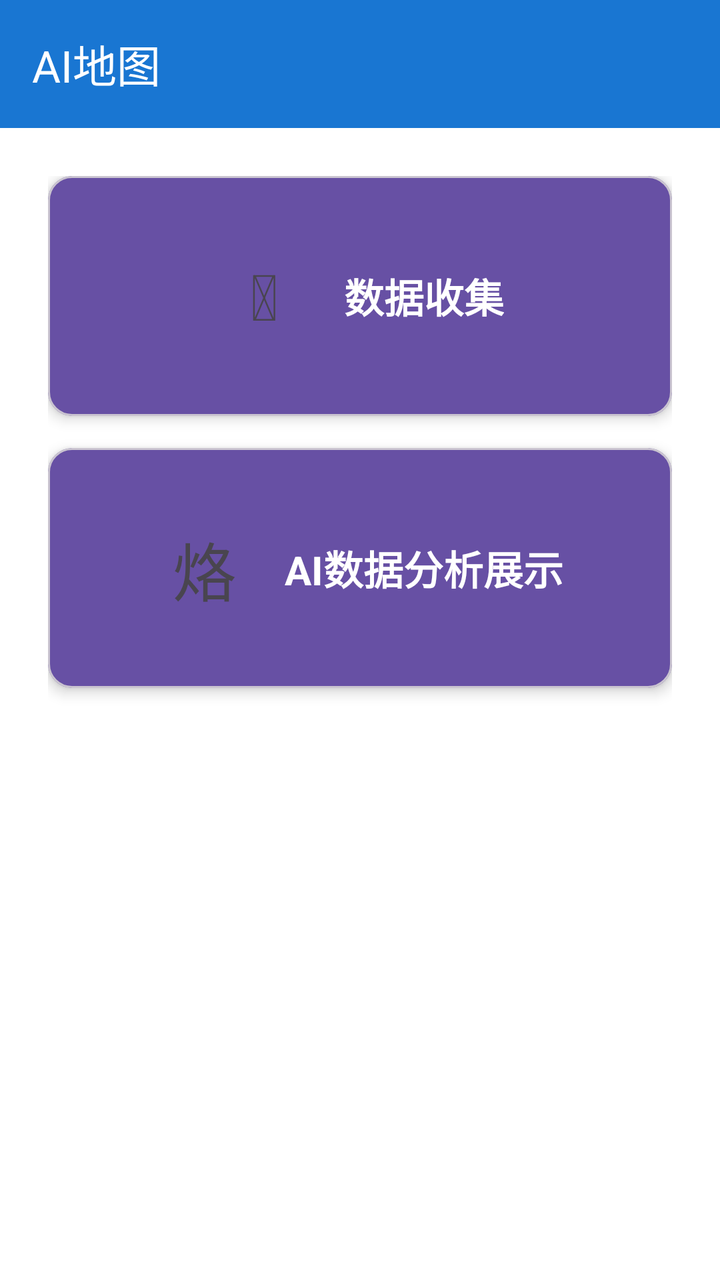
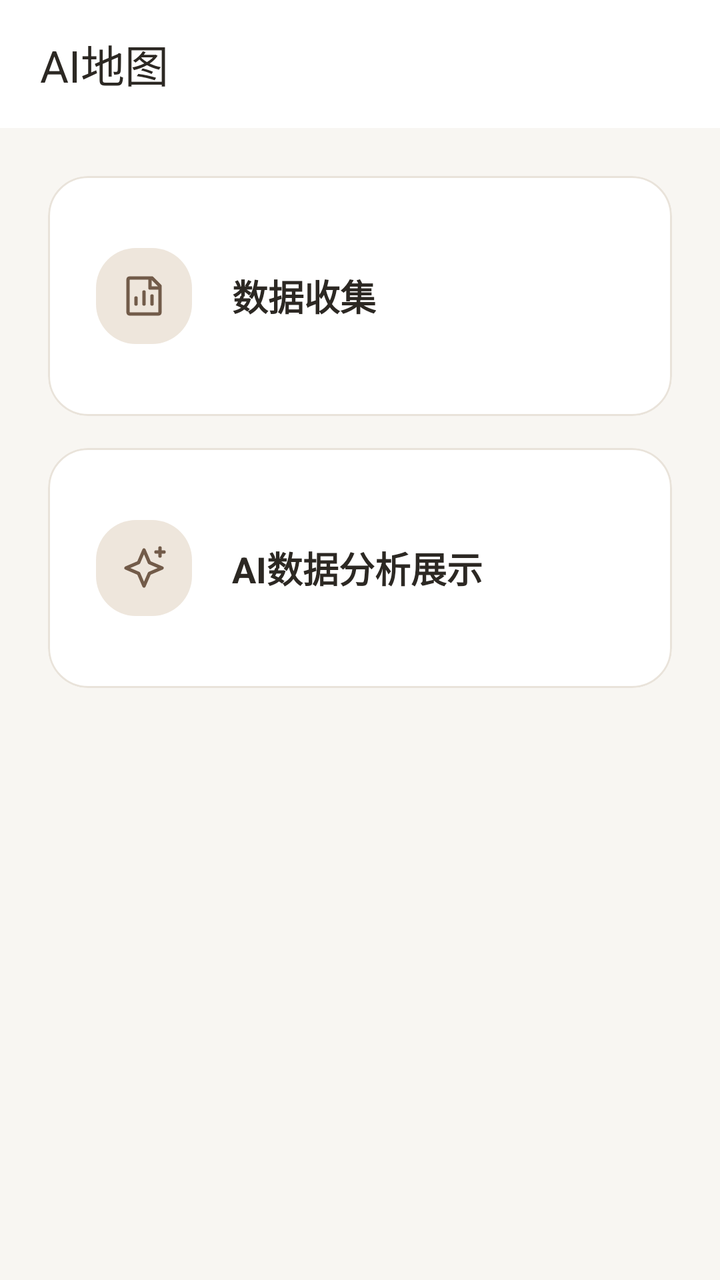

An Android layout rendered at two revisions. The XML below is the earlier revision; the diff shows what the commit changed to produce the second picture.
<!-- AndroidManifest.xml: application theme Theme.Project_Pandora -->
<!-- res/layout/fragment_aimap.xml -->
<?xml version="1.0" encoding="utf-8"?>
<layout xmlns:android="http://schemas.android.com/apk/res/android"
    xmlns:app="http://schemas.android.com/apk/res-auto">

    <data>

    </data>

    <androidx.constraintlayout.widget.ConstraintLayout
        android:layout_width="match_parent"
        android:layout_height="match_parent"
        android:background="@color/color_bg_page">

        <com.google.android.material.appbar.MaterialToolbar
            android:id="@+id/toolbar"
            android:layout_width="match_parent"
            android:layout_height="wrap_content"
            android:background="?attr/colorPrimary"
            app:title="AI地图"
            app:titleTextColor="@android:color/white"
            app:layout_constraintTop_toTopOf="parent" />

        <LinearLayout
            android:layout_width="match_parent"
            android:layout_height="0dp"
            android:orientation="vertical"
            android:padding="24dp"
            app:layout_constraintTop_toBottomOf="@id/toolbar"
            app:layout_constraintBottom_toBottomOf="parent">

            <com.google.android.material.card.MaterialCardView
                android:id="@+id/btn_data_collect"
                android:layout_width="match_parent"
                android:layout_height="120dp"
                android:layout_marginBottom="16dp"
                app:cardBackgroundColor="#6750A4"
                app:cardCornerRadius="12dp"
                app:cardElevation="4dp"
                android:clickable="true"
                android:focusable="true">

                <LinearLayout
                    android:layout_width="match_parent"
                    android:layout_height="match_parent"
                    android:orientation="horizontal"
                    android:gravity="center"
                    android:padding="16dp">

                    <TextView
                        android:layout_width="48dp"
                        android:layout_height="48dp"
                        android:text="&#x1F4CA;"
                        android:textSize="32sp"
                        android:gravity="center"
                        android:layout_marginEnd="16dp" />

                    <TextView
                        android:layout_width="wrap_content"
                        android:layout_height="wrap_content"
                        android:text="数据收集"
                        android:textSize="20sp"
                        android:textStyle="bold"
                        android:textColor="@android:color/white" />

                </LinearLayout>
            </com.google.android.material.card.MaterialCardView>

            <com.google.android.material.card.MaterialCardView

                android:id="@+id/btn_ai_analysis"
                android:layout_width="match_parent"
                android:layout_height="120dp"
                app:cardBackgroundColor="#6750A4"
                app:cardCornerRadius="12dp"
                app:cardElevation="4dp"
                android:clickable="true"
                android:focusable="true">

                <LinearLayout
                    android:layout_width="match_parent"
                    android:layout_height="match_parent"
                    android:orientation="horizontal"
                    android:gravity="center"
                    android:padding="16dp">

                    <TextView
                        android:layout_width="48dp"
                        android:layout_height="48dp"
                        android:text="&#x1F916;"
                        android:textSize="32sp"
                        android:gravity="center"
                        android:layout_marginEnd="16dp" />

                    <TextView
                        android:layout_width="wrap_content"
                        android:layout_height="wrap_content"
                        android:text="AI数据分析展示"
                        android:textSize="20sp"
                        android:textStyle="bold"
                        android:textColor="@android:color/white" />

                </LinearLayout>
            </com.google.android.material.card.MaterialCardView>

        </LinearLayout>

    </androidx.constraintlayout.widget.ConstraintLayout>
</layout>
<!-- resources referenced by this layout -->
<resources>
  <color name="color_bg_page">#FFFFFFFF</color>
  <style name="Base.Theme.Project_Pandora" parent="Theme.Material3.DayNight.NoActionBar">
          
          <item name="colorPrimary">@color/color_calendar_today</item>
          <item name="colorOnPrimary">@color/white</item>
          <item name="colorSurface">@color/color_bg_page</item>
          <item name="colorOnSurface">@color/color_text_primary</item>
          <item name="colorOnSurfaceVariant">@color/color_text_secondary</item>
          <item name="android:colorBackground">@color/color_bg_page</item>
          <item name="android:textColorPrimary">@color/color_text_primary</item>
          <item name="android:textColorSecondary">@color/color_text_secondary</item>
      </style>
  <color name="color_calendar_today">#FF1976D2</color>
  <color name="white">#FFFFFFFF</color>
  <color name="color_text_primary">#FF333333</color>
  <color name="color_text_secondary">#FF888888</color>
  <!-- unchanged entries left out for length: 1 -->
</resources>

<!-- the commit's change to res/layout/fragment_aimap.xml (unified diff, before → after) -->
@@ -15,9 +15,9 @@
             android:id="@+id/toolbar"
             android:layout_width="match_parent"
             android:layout_height="wrap_content"
-            android:background="?attr/colorPrimary"
+            android:background="@color/color_surface"
             app:title="AI地图"
-            app:titleTextColor="@android:color/white"
+            app:titleTextColor="@color/color_text_primary"
             app:layout_constraintTop_toTopOf="parent" />
 
         <LinearLayout
@@ -33,9 +33,11 @@
                 android:layout_width="match_parent"
                 android:layout_height="120dp"
                 android:layout_marginBottom="16dp"
-                app:cardBackgroundColor="#6750A4"
-                app:cardCornerRadius="12dp"
-                app:cardElevation="4dp"
+                app:cardBackgroundColor="@color/color_surface"
+                app:cardCornerRadius="20dp"
+                app:cardElevation="0dp"
+                app:strokeWidth="1dp"
+                app:strokeColor="@color/color_divider"
                 android:clickable="true"
                 android:focusable="true">
 
@@ -43,24 +45,21 @@
                     android:layout_width="match_parent"
                     android:layout_height="match_parent"
                     android:orientation="horizontal"
-                    android:gravity="center"
-                    android:padding="16dp">
+                    android:gravity="center_vertical"
+                    android:padding="24dp">
 
-                    <TextView
-                        android:layout_width="48dp"
-                        android:layout_height="48dp"
-                        android:text="&#x1F4CA;"
-                        android:textSize="32sp"
-                        android:gravity="center"
-                        android:layout_marginEnd="16dp" />
+                    <ImageView android:layout_width="48dp" android:layout_height="48dp"
+                        android:layout_marginEnd="20dp" android:padding="12dp"
+                        android:background="@drawable/bg_brand_tile" android:src="@drawable/ic_data_outline"
+                        android:tint="@color/color_accent" android:importantForAccessibility="no" />
 
                     <TextView
                         android:layout_width="wrap_content"
                         android:layout_height="wrap_content"
                         android:text="数据收集"
-                        android:textSize="20sp"
+                        android:textSize="18sp"
                         android:textStyle="bold"
-                        android:textColor="@android:color/white" />
+                        android:textColor="@color/color_text_primary" />
 
                 </LinearLayout>
             </com.google.android.material.card.MaterialCardView>
@@ -70,9 +69,11 @@
                 android:id="@+id/btn_ai_analysis"
                 android:layout_width="match_parent"
                 android:layout_height="120dp"
-                app:cardBackgroundColor="#6750A4"
-                app:cardCornerRadius="12dp"
-                app:cardElevation="4dp"
+                app:cardBackgroundColor="@color/color_surface"
+                app:cardCornerRadius="20dp"
+                app:cardElevation="0dp"
+                app:strokeWidth="1dp"
+                app:strokeColor="@color/color_divider"
                 android:clickable="true"
                 android:focusable="true">
 
@@ -80,24 +81,21 @@
                     android:layout_width="match_parent"
                     android:layout_height="match_parent"
                     android:orientation="horizontal"
-                    android:gravity="center"
-                    android:padding="16dp">
+                    android:gravity="center_vertical"
+                    android:padding="24dp">
 
-                    <TextView
-                        android:layout_width="48dp"
-                        android:layout_height="48dp"
-                        android:text="&#x1F916;"
-                        android:textSize="32sp"
-                        android:gravity="center"
-                        android:layout_marginEnd="16dp" />
+                    <ImageView android:layout_width="48dp" android:layout_height="48dp"
+                        android:layout_marginEnd="20dp" android:padding="12dp"
+                        android:background="@drawable/bg_brand_tile" android:src="@drawable/ic_ai_map"
+                        android:tint="@color/color_accent" android:importantForAccessibility="no" />
 
                     <TextView
                         android:layout_width="wrap_content"
                         android:layout_height="wrap_content"
                         android:text="AI数据分析展示"
-                        android:textSize="20sp"
+                        android:textSize="18sp"
                         android:textStyle="bold"
-                        android:textColor="@android:color/white" />
+                        android:textColor="@color/color_text_primary" />
 
                 </LinearLayout>
             </com.google.android.material.card.MaterialCardView>
<!-- resource entries referenced after the edit -->
@@ -1,21 +1,196 @@
 <!-- resources referenced by this layout -->
 <resources>
-  <color name="color_bg_page">#FFFFFFFF</color>
+  <color name="color_accent">#725B49</color>
+  <color name="color_bg_page">#F8F6F2</color>
+  <color name="color_divider">#E9E3DA</color>
+  <color name="color_surface">#FFFFFF</color>
   <style name="Base.Theme.Project_Pandora" parent="Theme.Material3.DayNight.NoActionBar">
           
-          <item name="colorPrimary">@color/color_calendar_today</item>
-          <item name="colorOnPrimary">@color/white</item>
-          <item name="colorSurface">@color/color_bg_page</item>
+          <item name="colorPrimary">@color/color_accent</item>
+          <item name="colorOnPrimary">@color/color_on_accent</item>
+          <item name="colorPrimaryContainer">@color/color_accent_soft</item>
+          <item name="colorOnPrimaryContainer">@color/color_text_primary</item>
+          <item name="colorSecondary">@color/color_accent</item>
+          <item name="colorOnSecondary">@color/color_on_accent</item>
+          <item name="colorSecondaryContainer">@color/color_accent_soft</item>
+          <item name="colorOnSecondaryContainer">@color/color_text_primary</item>
+          <item name="colorTertiary">@color/color_accent</item>
+          <item name="colorOnTertiary">@color/color_on_accent</item>
+          <item name="colorTertiaryContainer">@color/color_accent_soft</item>
+          <item name="colorOnTertiaryContainer">@color/color_text_primary</item>
+          <item name="colorSurface">@color/color_surface</item>
           <item name="colorOnSurface">@color/color_text_primary</item>
           <item name="colorOnSurfaceVariant">@color/color_text_secondary</item>
+          <item name="colorSurfaceVariant">@color/color_surface_soft</item>
+          <item name="colorSurfaceContainerLowest">@color/color_surface</item>
+          <item name="colorSurfaceContainerLow">@color/color_surface</item>
+          <item name="colorSurfaceContainer">@color/color_surface_soft</item>
+          <item name="colorSurfaceContainerHigh">@color/color_surface_soft</item>
+          <item name="colorSurfaceContainerHighest">@color/color_accent_soft</item>
+          <item name="colorOutline">@color/color_border_strong</item>
+          <item name="colorOutlineVariant">@color/color_divider</item>
+          <item name="colorError">@color/color_error</item>
+          <item name="colorOnError">@color/color_on_accent</item>
+          <item name="colorErrorContainer">@color/color_error_surface</item>
+          <item name="colorOnErrorContainer">@color/color_error</item>
+          <item name="colorControlHighlight">@color/color_accent_soft</item>
           <item name="android:colorBackground">@color/color_bg_page</item>
+          <item name="android:windowBackground">@color/color_bg_page</item>
           <item name="android:textColorPrimary">@color/color_text_primary</item>
           <item name="android:textColorSecondary">@color/color_text_secondary</item>
+          <item name="android:fontFamily">sans-serif</item>
+          <item name="fontFamily">sans-serif</item>
+          <item name="textAppearanceBodyLarge">@style/TextAppearance.Pandora.Body</item>
+          <item name="textAppearanceBodyMedium">@style/TextAppearance.Pandora.BodySmall</item>
+          <item name="textAppearanceTitleLarge">@style/TextAppearance.Pandora.Title</item>
+          <item name="textAppearanceLabelLarge">@style/TextAppearance.Pandora.Label</item>
+          <item name="materialButtonStyle">@style/Widget.Pandora.Button</item>
+          <item name="materialButtonOutlinedStyle">@style/Widget.Pandora.Button.Outlined</item>
+          <item name="materialCardViewStyle">@style/Widget.Pandora.Card</item>
+          <item name="cardViewStyle">@style/Widget.Pandora.LegacyCard</item>
+          <item name="toolbarStyle">@style/Widget.Pandora.Toolbar</item>
+          <item name="textInputStyle">@style/Widget.Pandora.TextInput</item>
+          <item name="tabStyle">@style/Widget.Pandora.Tabs</item>
+          <item name="chipStyle">@style/Widget.Pandora.Chip</item>
+          <item name="bottomNavigationStyle">@style/Widget.Pandora.BottomNavigation</item>
+          <item name="floatingActionButtonStyle">@style/Widget.Pandora.Fab</item>
       </style>
-  <color name="color_calendar_today">#FF1976D2</color>
-  <color name="white">#FFFFFFFF</color>
-  <color name="color_text_primary">#FF333333</color>
-  <color name="color_text_secondary">#FF888888</color>
+  <color name="color_on_accent">#FFFFFF</color>
+  <color name="color_text_primary">#2C2823</color>
+  <!-- drawable bg_brand_tile (drawable) -->
+  <shape xmlns:android="http://schemas.android.com/apk/res/android">
+      <solid android:color="@color/color_accent_soft" />
+      <corners android:radius="20dp" />
+  </shape>
+  <!-- drawable ic_ai_map (drawable) -->
+  <vector xmlns:android="http://schemas.android.com/apk/res/android"
+      android:width="24dp" android:height="24dp" android:viewportWidth="24" android:viewportHeight="24">
+      <path android:fillColor="@android:color/transparent" android:strokeColor="@color/color_accent"
+          android:strokeWidth="1.7" android:strokeLineCap="round" android:strokeLineJoin="round"
+          android:pathData="M12,3L14.7,9.3L21,12L14.7,14.7L12,21L9.3,14.7L3,12L9.3,9.3Z M20,2V6 M18,4H22" />
+  </vector>
+  <!-- drawable ic_data_outline (drawable) -->
+  <vector xmlns:android="http://schemas.android.com/apk/res/android"
+      android:width="24dp" android:height="24dp" android:viewportWidth="24" android:viewportHeight="24">
+      <path android:fillColor="@android:color/transparent" android:strokeColor="@color/color_accent"
+          android:strokeWidth="1.7" android:strokeLineCap="round" android:strokeLineJoin="round"
+          android:pathData="M5,3H16L20,7V20Q20,21 19,21H5Q4,21 4,20V4Q4,3 5,3 M15,3V8H20 M8,16V13 M12,16V10 M16,16V12" />
+  </vector>
+  <color name="color_accent_soft">#EEE6DC</color>
+  <color name="color_text_secondary">#756D63</color>
+  <color name="color_surface_soft">#F3EFE8</color>
+  <color name="color_border_strong">#BDB0A0</color>
+  <color name="color_error">#A1473A</color>
+  <color name="color_error_surface">#F8EAE5</color>
+  <style name="TextAppearance.Pandora.Body" parent="TextAppearance.Material3.BodyLarge">
+          <item name="android:fontFamily">sans-serif</item>
+          <item name="android:textSize">16sp</item>
+          <item name="android:textColor">@color/color_text_primary</item>
+      </style>
+  <style name="TextAppearance.Pandora.BodySmall" parent="TextAppearance.Material3.BodyMedium">
+          <item name="android:textSize">14sp</item>
+          <item name="android:textColor">@color/color_text_secondary</item>
+      </style>
+  <style name="TextAppearance.Pandora.Title" parent="TextAppearance.Material3.TitleLarge">
+          <item name="android:fontFamily">sans-serif-medium</item>
+          <item name="android:textSize">22sp</item>
+          <item name="android:textColor">@color/color_text_primary</item>
+      </style>
+  <style name="TextAppearance.Pandora.Label" parent="TextAppearance.Material3.LabelLarge">
+          <item name="android:fontFamily">sans-serif-medium</item>
+          <item name="android:textSize">14sp</item>
+          <item name="android:letterSpacing">0</item>
+          <item name="android:textAllCaps">false</item>
+      </style>
+  <style name="Widget.Pandora.Button" parent="Widget.Material3.Button">
+          <item name="cornerRadius">14dp</item>
+          <item name="android:minHeight">52dp</item>
+          <item name="android:textAppearance">@style/TextAppearance.Pandora.Label</item>
+          <item name="android:textAllCaps">false</item>
+          <item name="android:stateListAnimator">@null</item>
+      </style>
+  <style name="Widget.Pandora.Button.Outlined" parent="Widget.Material3.Button.OutlinedButton">
+          <item name="cornerRadius">14dp</item>
+          <item name="strokeColor">@color/color_border_strong</item>
+          <item name="android:minHeight">48dp</item>
+          <item name="android:textAppearance">@style/TextAppearance.Pandora.Label</item>
+          <item name="android:textAllCaps">false</item>
+      </style>
+  <style name="Widget.Pandora.Card" parent="Widget.MaterialComponents.CardView">
+          <item name="cardBackgroundColor">@color/color_surface</item>
+          <item name="cardCornerRadius">18dp</item>
+          <item name="cardElevation">0dp</item>
+          <item name="strokeColor">@color/color_divider</item>
+          <item name="strokeWidth">1dp</item>
+      </style>
+  <style name="Widget.Pandora.LegacyCard" parent="CardView">
+          <item name="cardBackgroundColor">@color/color_surface</item>
+          <item name="cardCornerRadius">18dp</item>
+          <item name="cardElevation">1dp</item>
+      </style>
+  <style name="Widget.Pandora.Toolbar" parent="Widget.Material3.Toolbar">
+          <item name="android:background">@color/color_surface</item>
+          <item name="android:minHeight">64dp</item>
+          <item name="android:elevation">0dp</item>
+          <item name="titleTextAppearance">@style/TextAppearance.Pandora.Title</item>
+          <item name="titleTextColor">@color/color_text_primary</item>
+          <item name="subtitleTextColor">@color/color_text_secondary</item>
+          <item name="navigationIconTint">@color/color_text_primary</item>
+          <item name="contentInsetStart">20dp</item>
+          <item name="contentInsetEnd">16dp</item>
+      </style>
+  <style name="Widget.Pandora.TextInput" parent="Widget.Material3.TextInputLayout.OutlinedBox">
+          <item name="boxBackgroundColor">@color/color_surface</item>
+          <item name="boxStrokeColor">@color/pandora_input_stroke</item>
+          <item name="hintTextColor">@color/color_accent</item>
+          <item name="android:textColorHint">@color/color_text_secondary</item>
+          <item name="boxCornerRadiusTopStart">12dp</item>
+          <item name="boxCornerRadiusTopEnd">12dp</item>
+          <item name="boxCornerRadiusBottomStart">12dp</item>
+          <item name="boxCornerRadiusBottomEnd">12dp</item>
+          <item name="boxStrokeWidth">1dp</item>
+          <item name="boxStrokeWidthFocused">2dp</item>
+      </style>
+  <style name="Widget.Pandora.Tabs" parent="Widget.Material3.TabLayout">
+          <item name="android:background">@color/color_surface</item>
+          <item name="tabTextAppearance">@style/TextAppearance.Pandora.Label</item>
+          <item name="tabTextColor">@color/color_text_secondary</item>
+          <item name="tabSelectedTextColor">@color/color_accent</item>
+          <item name="tabIndicatorColor">@color/color_accent</item>
+          <item name="tabIndicatorHeight">2dp</item>
+          <item name="tabRippleColor">@color/color_accent_soft</item>
+      </style>
+  <style name="Widget.Pandora.Chip" parent="Widget.Material3.Chip.Filter">
+          <item name="chipBackgroundColor">@color/pandora_chip_background</item>
+          <item name="android:textColor">@color/pandora_chip_text</item>
+          <item name="chipStrokeColor">@color/color_divider</item>
+          <item name="chipStrokeWidth">1dp</item>
+          <item name="chipCornerRadius">12dp</item>
+          <item name="ensureMinTouchTargetSize">true</item>
+      </style>
+  <style name="Widget.Pandora.BottomNavigation" parent="Widget.Material3.BottomNavigationView">
+          <item name="android:background">@color/color_surface</item>
+          <item name="elevation">0dp</item>
+          <item name="itemIconSize">23dp</item>
+          <item name="itemIconTint">@color/bottom_nav_color_selector</item>
+          <item name="itemTextColor">@color/bottom_nav_color_selector</item>
+          <item name="itemTextAppearanceActive">@style/TextAppearance.Pandora.Navigation</item>
+          <item name="itemTextAppearanceInactive">@style/TextAppearance.Pandora.Navigation</item>
+          <item name="itemActiveIndicatorStyle">@style/Widget.Pandora.NavIndicator</item>
+      </style>
+  <style name="Widget.Pandora.Fab" parent="Widget.Material3.FloatingActionButton.Primary">
+          <item name="backgroundTint">@color/color_accent</item>
+          <item name="tint">@color/color_on_accent</item>
+          <item name="elevation">2dp</item>
+      </style>
+  <style name="TextAppearance.Pandora.Navigation" parent="TextAppearance.Material3.LabelMedium">
+          <item name="android:fontFamily">sans-serif-medium</item>
+          <item name="android:textSize">12sp</item>
+          <item name="android:letterSpacing">0</item>
+      </style>
+  <style name="Widget.Pandora.NavIndicator" parent="Widget.Material3.BottomNavigationView.ActiveIndicator">
+          <item name="android:color">@color/color_accent_soft</item>
+      </style>
   <!-- unchanged entries left out for length: 1 -->
 </resources>
 
